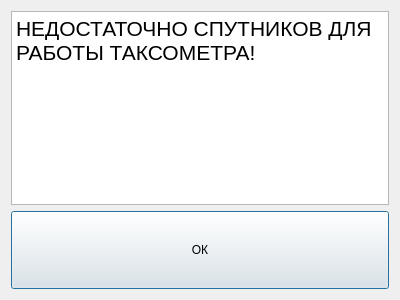
This is iinfodialog.ui in koolkhel/wince-taximeter as Qt 5 draws it before an edit. The edited form follows.
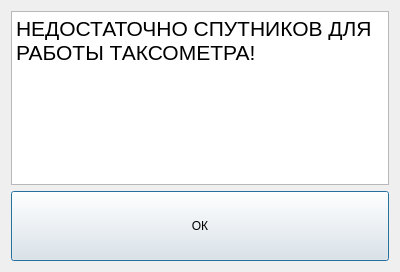
This is the edited form.

Commit message: dialogs height adjust

What changed in the file:
```diff
--- a/iinfodialog.ui
+++ b/iinfodialog.ui
@@ -7,7 +7,7 @@
     <x>0</x>
     <y>0</y>
     <width>400</width>
-    <height>300</height>
+    <height>272</height>
    </rect>
   </property>
   <property name="windowTitle">
```
Left out of the diff: 6 changed lines with no effect on the pictures. The commit also changes 1 other file.
